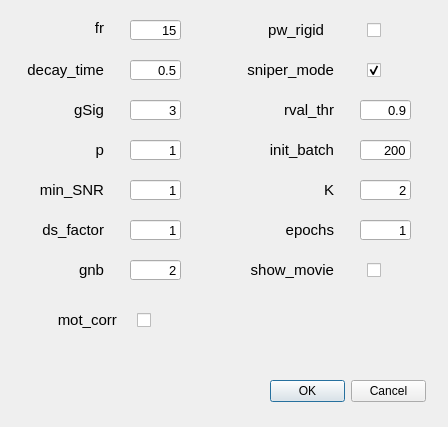
feng-lab/OBMI-Platform, file src/220324_AutoROI_Dialog_onacid_mes.ui: the form before one commit.
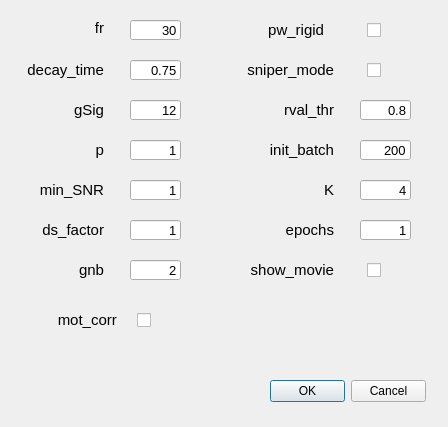
The form after the commit.

```diff
--- a/src/220324_AutoROI_Dialog_onacid_mes.ui
+++ b/src/220324_AutoROI_Dialog_onacid_mes.ui
@@ -74,7 +74,7 @@
     </font>
    </property>
    <property name="text">
-    <string>15</string>
+    <string>30</string>
    </property>
    <property name="alignment">
     <set>Qt::AlignRight|Qt::AlignTrailing|Qt::AlignVCenter</set>
@@ -95,7 +95,7 @@
     </font>
    </property>
    <property name="text">
-    <string>0.5</string>
+    <string>0.75</string>
    </property>
    <property name="alignment">
     <set>Qt::AlignRight|Qt::AlignTrailing|Qt::AlignVCenter</set>
@@ -167,7 +167,7 @@
     </font>
    </property>
    <property name="text">
-    <string>3</string>
+    <string>12</string>
    </property>
    <property name="alignment">
     <set>Qt::AlignRight|Qt::AlignTrailing|Qt::AlignVCenter</set>
@@ -495,7 +495,7 @@
     </font>
    </property>
    <property name="text">
-    <string>0.9</string>
+    <string>0.8</string>
    </property>
    <property name="alignment">
     <set>Qt::AlignRight|Qt::AlignTrailing|Qt::AlignVCenter</set>
@@ -592,7 +592,7 @@
     </font>
    </property>
    <property name="text">
-    <string>2</string>
+    <string>4</string>
    </property>
    <property name="alignment">
     <set>Qt::AlignRight|Qt::AlignTrailing|Qt::AlignVCenter</set>
@@ -796,7 +796,7 @@
     </size>
    </property>
    <property name="checked">
-    <bool>true</bool>
+    <bool>false</bool>
    </property>
   </widget>
   <widget class="QCheckBox" name="checkBox_4">
```
